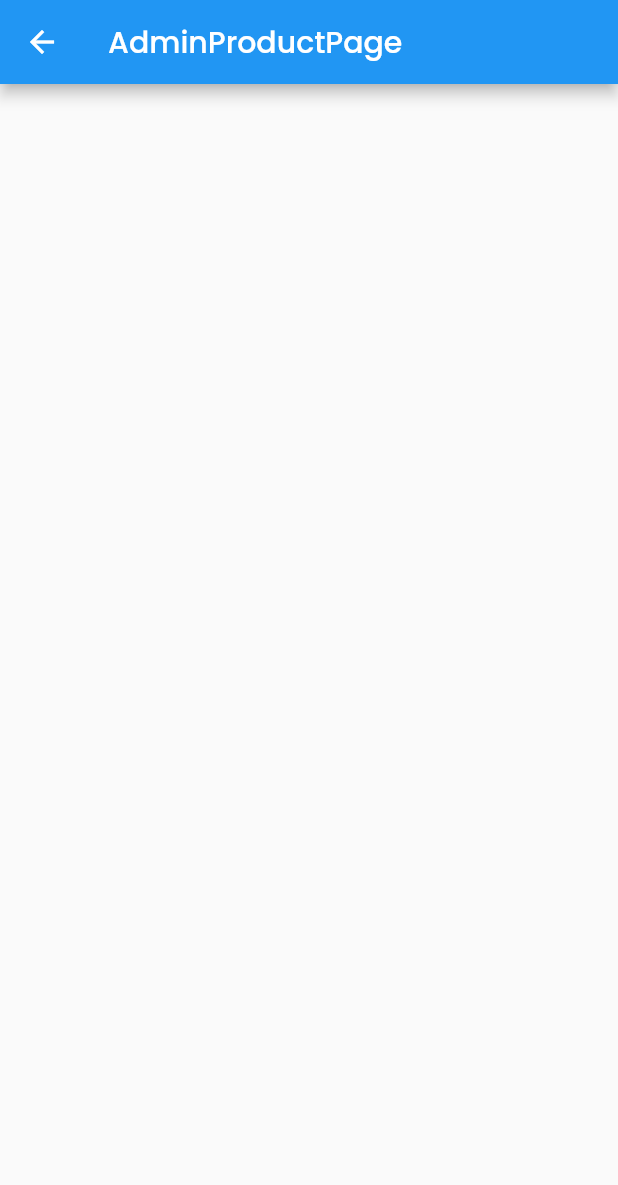
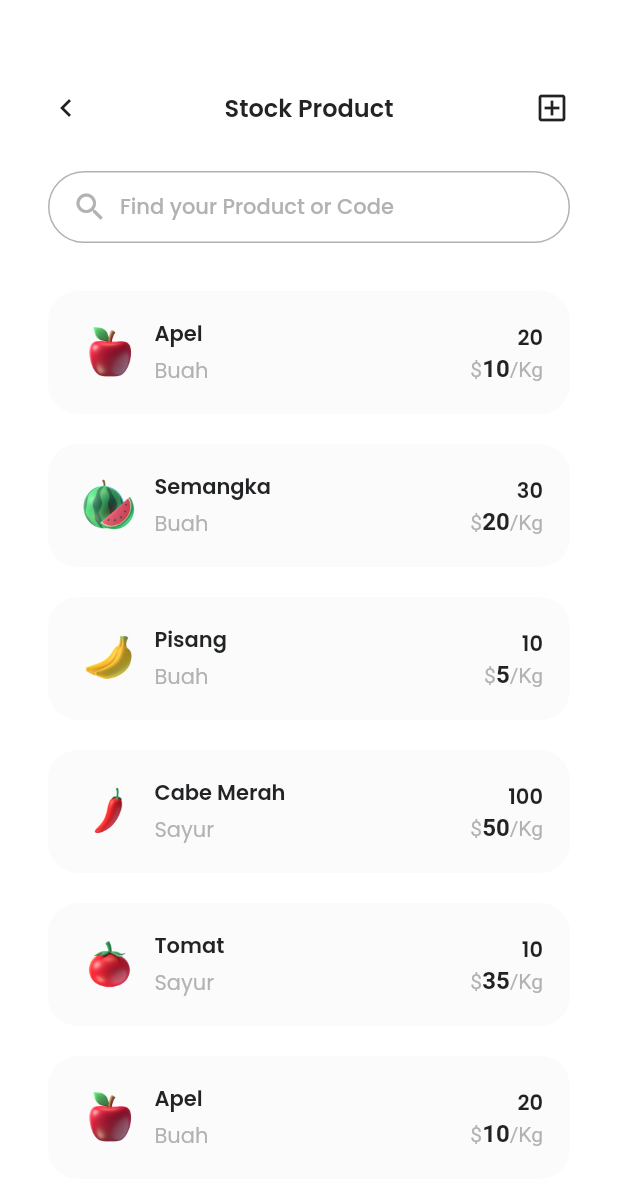
Before and after one commit to asrafilll/flutter_local_cashier_app, a Flutter app: the AdminProductPage screen opened directly, on a phone screen of 412 x 824 dp. Shown: the top 1185 px of the screen. Run offline on Flutter 3.47's test engine with Material 2 defaults, Android fonts, the phone set to English and light mode, and no system bars; our stand-ins replace google_fonts.

Commit message:
View Product Page and Add New Product Page done

```diff
--- /dev/null
+++ b/lib/admin/component/stock_product_component.dart
@@ -0,0 +1,87 @@
+import 'package:flutter/material.dart';
+import 'package:personal_cashier_app/core/app_style.dart';
+
+class StockProductComponent extends StatelessWidget {
+  const StockProductComponent({
+    super.key,
+    required this.myStock,
+  });
+
+  final Map<String, dynamic> myStock;
+
+  @override
+  Widget build(BuildContext context) {
+    return Container(
+      width: double.infinity,
+      padding: const EdgeInsets.symmetric(
+        vertical: 18,
+        horizontal: 18,
+      ),
+      decoration: BoxDecoration(
+        color: kLightGreyColor,
+        borderRadius: BorderRadius.circular(20),
+      ),
+      child: Row(
+        mainAxisAlignment: MainAxisAlignment.spaceBetween,
+        children: [
+          Row(
+            children: [
+              Image.asset(
+                myStock['image'],
+                width: 45,
+              ),
+              const SizedBox(width: 8),
+              Column(
+                crossAxisAlignment: CrossAxisAlignment.start,
+                children: [
+                  Text(
+                    myStock['name'],
+                    style: const TextStyle(
+                      color: kBlackColor,
+                      fontWeight: FontWeight.w600,
+                    ),
+                  ),
+                  const SizedBox(height: 4),
+                  Text(
+                    myStock['type'],
+                    style: const TextStyle(
+                      color: kGreyColor,
+                    ),
+                  )
+                ],
+              ),
+            ],
+          ),
+          Column(
+            crossAxisAlignment: CrossAxisAlignment.end,
+            children: [
+              Text(
+                myStock['stock'].toString(),
+                style: const TextStyle(
+                  fontWeight: FontWeight.w600,
+                ),
+              ),
+              RichText(
+                text: TextSpan(
+                    text: '\$',
+                    style: const TextStyle(
+                      color: kGreyColor,
+                    ),
+                    children: [
+                      TextSpan(
+                          text: myStock['price'].toString(),
+                          style: const TextStyle(
+                            fontWeight: FontWeight.w600,
+                            fontSize: 16,
+                            color: kBlackColor,
+                          )),
+                      const TextSpan(text: '/Kg')
+                    ]),
+              ),
+            ],
+          ),
+        ],
+      ),
+    );
+  }
+}
--- a/lib/admin/main.dart
+++ b/lib/admin/main.dart
@@ -23,7 +23,7 @@ class _AdminMainPageState extends State<AdminMainPage> {
 
   final List<Widget> _myPage = [
     AdminHomePage(),
-    const AdminProductPage(),
+    AdminProductPage(),
     const AdminChartPage(),
     const AdminSettingPage(),
   ];
--- a/lib/admin/product_page.dart
+++ b/lib/admin/product_page.dart
@@ -1,13 +1,177 @@
 import 'package:flutter/material.dart';
+import 'package:personal_cashier_app/admin/add_product_page.dart';
+import 'package:personal_cashier_app/admin/component/stock_product_component.dart';
+import 'package:personal_cashier_app/core/app_style.dart';
 
-class AdminProductPage extends StatelessWidget {
+class AdminProductPage extends StatefulWidget {
   const AdminProductPage({super.key});
+
+  @override
+  State<AdminProductPage> createState() => _AdminProductPageState();
+}
+
+class _AdminProductPageState extends State<AdminProductPage> {
+  final List<Map<String, dynamic>> myStock = [
+    {
+      'image': 'assets/products/apple.png',
+      'name': 'Apel',
+      'type': 'Buah',
+      'stock': 20,
+      'price': 10,
+    },
+    {
+      'image': 'assets/products/watermelon.png',
+      'name': 'Semangka',
+      'type': 'Buah',
+      'stock': 30,
+      'price': 20,
+    },
+    {
+      'image': 'assets/products/banana.png',
+      'name': 'Pisang',
+      'type': 'Buah',
+      'stock': 10,
+      'price': 5,
+    },
+    {
+      'image': 'assets/products/chilli.png',
+      'name': 'Cabe Merah',
+      'type': 'Sayur',
+      'stock': 100,
+      'price': 50,
+    },
+    {
+      'image': 'assets/products/tomato.png',
+      'name': 'Tomat',
+      'type': 'Sayur',
+      'stock': 10,
+      'price': 35,
+    },
+    {
+      'image': 'assets/products/apple.png',
+      'name': 'Apel',
+      'type': 'Buah',
+      'stock': 20,
+      'price': 10,
+    },
+    {
+      'image': 'assets/products/watermelon.png',
+      'name': 'Semangka',
+      'type': 'Buah',
+      'stock': 30,
+      'price': 20,
+    },
+    {
+      'image': 'assets/products/banana.png',
+      'name': 'Pisang',
+      'type': 'Buah',
+      'stock': 10,
+      'price': 5,
+    },
+    {
+      'image': 'assets/products/chilli.png',
+      'name': 'Cabe Merah',
+      'type': 'Sayur',
+      'stock': 100,
+      'price': 50,
+    },
+    {
+      'image': 'assets/products/tomato.png',
+      'name': 'Tomat',
+      'type': 'Sayur',
+      'stock': 10,
+      'price': 35,
+    },
+  ];
 
   @override
   Widget build(BuildContext context) {
     return Scaffold(
-      appBar: AppBar(
-        title: const Text('AdminProductPage'),
+      backgroundColor: Colors.white,
+      body: SingleChildScrollView(
+        controller: ScrollController(),
+        child: Padding(
+          padding: const EdgeInsets.symmetric(
+            vertical: 60,
+            horizontal: 32,
+          ),
+          child: Column(
+            children: [
+              Row(
+                mainAxisAlignment: MainAxisAlignment.spaceBetween,
+                children: [
+                  const Icon(
+                    Icons.chevron_left,
+                  ),
+                  const Text(
+                    'Stock Product',
+                    style: TextStyle(
+                      fontWeight: FontWeight.w600,
+                      fontSize: 16,
+                      color: kBlackColor,
+                    ),
+                  ),
+                  InkWell(
+                    onTap: () {
+                      Navigator.push(
+                        context,
+                        MaterialPageRoute(
+                          builder: (builder) => const AddProductPage(),
+                        ),
+                      );
+                    },
+                    child: const Icon(
+                      Icons.add_box_outlined,
+                    ),
+                  ),
+                ],
+              ),
+              const SizedBox(height: 30),
+              ElevatedButton(
+                style: ElevatedButton.styleFrom(
+                  padding: const EdgeInsets.symmetric(
+                    vertical: 12,
+                    horizontal: 16,
+                  ),
+                  shape: RoundedRectangleBorder(
+                      borderRadius: BorderRadius.circular(
+                        100,
+                      ),
+                      side: const BorderSide(
+                        color: kGreyColor,
+                      )),
+                  elevation: 0,
+                  foregroundColor: kGreyColor,
+                  backgroundColor: Colors.white,
+                ),
+                onPressed: () {},
+                child: Row(
+                  children: const [
+                    Icon(
+                      Icons.search,
+                    ),
+                    SizedBox(width: 8),
+                    Text(
+                      'Find your Product or Code',
+                    ),
+                  ],
+                ),
+              ),
+              const SizedBox(height: 32),
+              ListView.separated(
+                padding: EdgeInsets.zero,
+                shrinkWrap: true,
+                physics: const NeverScrollableScrollPhysics(),
+                itemBuilder: (context, index) => StockProductComponent(
+                  myStock: myStock[index],
+                ),
+                separatorBuilder: (context, index) =>
+                    const SizedBox(height: 20),
+                itemCount: myStock.length,
+              )
+            ],
+          ),
+        ),
       ),
     );
   }
--- a/lib/core/app_style.dart
+++ b/lib/core/app_style.dart
@@ -7,3 +7,4 @@ const Color kGreenColor = Color(0XFF30CC4A);
 const Color kRedColor = Color(0XFFFF8B8B);
 const Color kDarkGreyColor = Color(0XFF737D93);
 const Color kLightGreyColor = Color(0XFFFBFBFB);
+const Color kLightBackground = Color(0XFFFAFAFA);
```
Also changed, not shown: lib/admin/add_product_page.dart (added, +55 -0 lines), lib/admin/component/new_product_form_component.dart (added, +157 -0 lines), assets/input_product.png (added).
